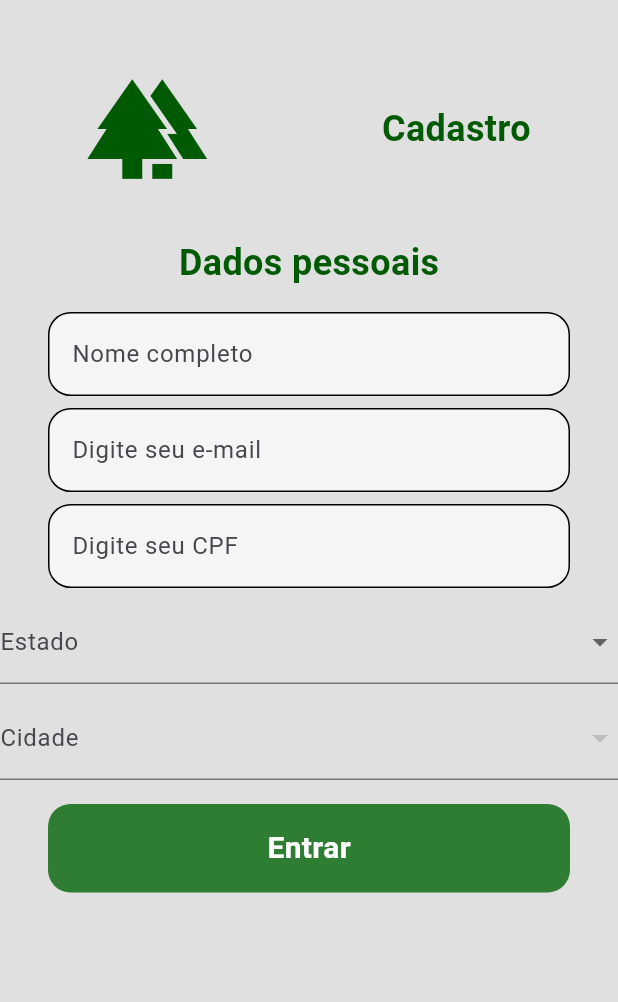
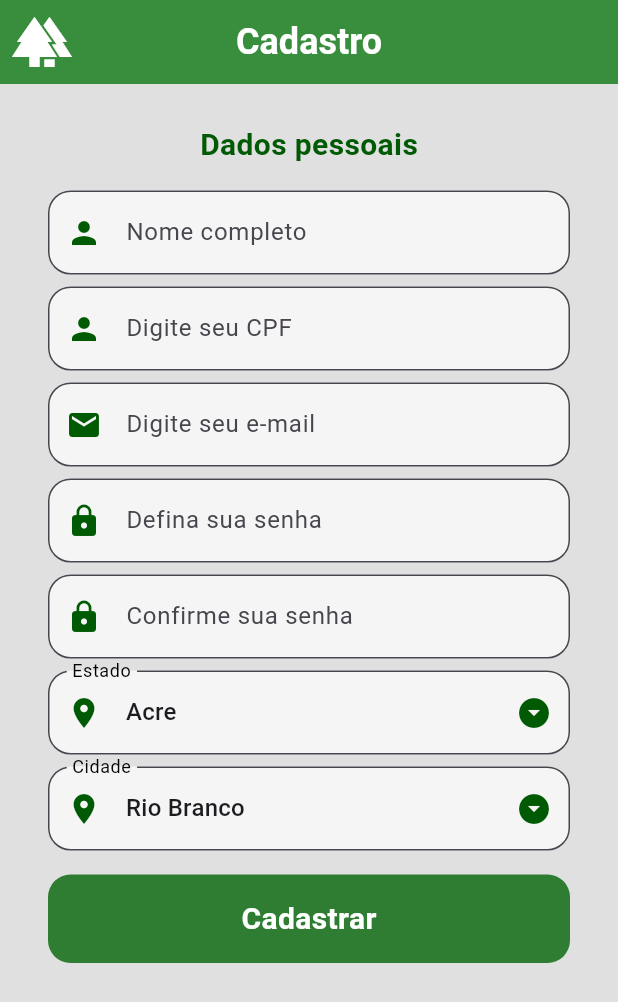
Before and after one commit to amon-mn/foresty, a Flutter app: the RegisterScreen screen opened directly, on a phone screen of 412 x 824 dp. Shown: the top 1002 px of the screen. Run offline on Flutter 3.47's test engine with Material 2 defaults, Android fonts, the phone set to English and light mode, and no system bars; our stand-ins replace cloud_firestore, firebase_auth, firebase_core, google_sign_in; accounts and stored records are empty; network calls fail.

Commit message:
Finishing Register and Login Screens

```diff
--- a/lib/authentication/screens/login_page.dart
+++ b/lib/authentication/screens/login_page.dart
@@ -20,24 +20,18 @@ class _LoginPageState extends State<LoginPage> {
 
 // sign google user in method
   signInWithGoogle() async {
-
     GoogleSignInAccount? googleUser = await GoogleSignIn().signIn();
 
     GoogleSignInAuthentication? googleAuth = await googleUser?.authentication;
 
     AuthCredential credential = GoogleAuthProvider.credential(
-    accessToken: googleAuth?.accessToken,
-    idToken: googleAuth?.idToken
-  );
+        accessToken: googleAuth?.accessToken, idToken: googleAuth?.idToken);
 
-  UserCredential user = await FirebaseAuth.instance.signInWithCredential(credential);
-
+    UserCredential user =
+        await FirebaseAuth.instance.signInWithCredential(credential);
   }
 
 // sign facebook user in method
-
-
-
 
 // sign user in method
   void signUserIn() async {
@@ -65,7 +59,6 @@ void signUserIn() async {
         // Login bem-sucedido, então remova o dialog do loading circle
         Navigator.pop(context);
       }
-
     } on FirebaseAuthException catch (e) {
       if (mounted) {
         // Se ocorrer um erro durante o login, também é importante remover o dialog do loading circle.
@@ -81,17 +74,16 @@ void signUserIn() async {
   }
 
   // wrong email message popup
-  void wrongEmailPasswordMessage(){
+  void wrongEmailPasswordMessage() {
     showDialog(
       context: context,
-      builder: (context){
+      builder: (context) {
         return const AlertDialog(
           title: Text('Email ou senha incorretos.'),
         );
       },
     );
   }
-
 
   @override
   Widget build(BuildContext context) {
@@ -107,11 +99,11 @@ void signUserIn() async {
                 // logo
                 const Icon(
                   Icons.forest,
-                  size: 146,
+                  size: 128,
                   color: Color.fromARGB(255, 0, 90, 3),
                 ),
 
-                const SizedBox(height: 84),
+                const SizedBox(height: 76),
 
                 // welcome
                 const Text(
@@ -127,6 +119,7 @@ void signUserIn() async {
 
                 // username textfield
                 MyTextField(
+                  prefixIcon: Icons.email,
                   controller: usernameController,
                   hintText: 'Digite seu email',
                   obscureText: false,
@@ -136,6 +129,7 @@ void signUserIn() async {
 
                 // password textfield
                 MyTextField(
+                  prefixIcon: Icons.lock,
                   controller: passwordController,
                   hintText: 'Digite sua senha',
                   obscureText: true,
--- a/lib/authentication/screens/register_page.dart
+++ b/lib/authentication/screens/register_page.dart
@@ -1,9 +1,11 @@
 import 'package:flutter/material.dart';
 import 'package:firebase_auth/firebase_auth.dart';
+import 'package:foresty/components/my_dropdown.dart';
 import '../../components/my_button.dart';
 import '../../components/my_textfild.dart';
 import '../../components/show_snackbar.dart';
 import '../services/auth_service.dart';
+import 'package:flutter/services.dart';
 
 class RegisterScreen extends StatefulWidget {
   RegisterScreen({Key? key}) : super(key: key);
@@ -22,45 +24,50 @@ class _RegisterScreenState extends State<RegisterScreen> {
 
   // variables
   List<String> statesList = [
-    "Acre",
-    "Alagoas",
-    "Amapá",
-    "Amazonas",
-    "Bahia",
-    "Ceará",
-    "Distrito Federal",
-    "Espírito Santo",
-    "Goiás",
-    "Maranhão",
-    "Mato Grosso",
-    "Mato Grosso do Sul",
-    "Minas Gerais",
-    "Pará",
-    "Paraíba",
-    "Paraná",
-    "Pernambuco",
-    "Piauí",
-    "Rio de Janeiro",
-    "Rio Grande do Norte",
-    "Rio Grande do Sul",
-    "Rondônia",
-    "Roraima",
-    "Santa Catarina",
-    "São Paulo",
-    "Sergipe",
-    "Tocantins",
+    'Acre',
+    'Alagoas',
+    'Amapá',
+    'Amazonas',
+    'Bahia',
+    'Ceará',
+    'Distrito Federal',
+    'Espírito Santo',
+    'Goiás',
+    'Maranhão',
+    'Mato Grosso',
+    'Mato Grosso do Sul',
+    'Minas Gerais',
+    'Pará',
+    'Paraíba',
+    'Paraná',
+    'Pernambuco',
+    'Piauí',
+    'Rio de Janeiro',
+    'Rio Grande do Norte',
+    'Rio Grande do Sul',
+    'Rondônia',
+    'Roraima',
+    'Santa Catarina',
+    'São Paulo',
+    'Sergipe',
+    'Tocantins',
   ];
 
   Map<String, List<String>> citiesByState = {
-    'São Paulo': [
-      'São Paulo',
-      'Campinas',
-      // Adicione mais cidades de São Paulo conforme necessário
+    'Acre': [
+      'Rio Branco',
+      'Cruzeiro do Sul',
+      // Add more cities of Acre if needed
     ],
-    'Rio de Janeiro': [
-      'Rio de Janeiro',
-      'Niterói',
-      // Adicione mais cidades do Rio de Janeiro conforme necessário
+    'Alagoas': [
+      'Maceió',
+      'Arapiraca',
+      // Add more cities of Alagoas if needed
+    ],
+    'Amapá': [
+      'Macapá',
+      'Santana',
+      // Add more cities of Amapá if needed
     ],
     'Amazonas': [
       'Alvarães',
@@ -120,10 +127,139 @@ class _RegisterScreenState extends State<RegisterScreen> {
       'Urucará',
       'Urucurituba',
     ],
+    'Bahia': [
+      'Salvador',
+      'Feira de Santana',
+      // Add more cities of Bahia if needed
+    ],
+    'Ceará': [
+      'Fortaleza',
+      'Caucaia',
+      // Add more cities of Ceará if needed
+    ],
+    'Distrito Federal': [
+      'Brasília',
+      'Planaltina',
+      // Add more cities of Distrito Federal if needed
+    ],
+    'Espírito Santo': [
+      'Vitória',
+      'Vila Velha',
+      // Add more cities of Espírito Santo if needed
+    ],
+    'Goiás': [
+      'Goiânia',
+      'Aparecida de Goiânia',
+      // Add more cities of Goiás if needed
+    ],
+    'Maranhão': [
+      'São Luís',
+      'Imperatriz',
+      // Add more cities of Maranhão if needed
+    ],
+    'Mato Grosso': [
+      'Cuiabá',
+      'Várzea Grande',
+      // Add more cities of Mato Grosso if needed
+    ],
+    'Mato Grosso do Sul': [
+      'Campo Grande',
+      'Dourados',
+      // Add more cities of Mato Grosso do Sul if needed
+    ],
+    'Minas Gerais': [
+      'Belo Horizonte',
+      'Uberlândia',
+      // Add more cities of Minas Gerais if needed
+    ],
+    'Pará': [
+      'Belém',
+      'Ananindeua',
+      // Add more cities of Pará if needed
+    ],
+    'Paraíba': [
+      'João Pessoa',
+      'Campina Grande',
+      // Add more cities of Paraíba if needed
+    ],
+    'Paraná': [
+      'Curitiba',
+      'Londrina',
+      // Add more cities of Paraná if needed
+    ],
+    'Pernambuco': [
+      'Recife',
+      'Jaboatão dos Guararapes',
+      // Add more cities of Pernambuco if needed
+    ],
+    'Piauí': [
+      'Teresina',
+      'Parnaíba',
+      // Add more cities of Piauí if needed
+    ],
+    'Rio de Janeiro': [
+      'Rio de Janeiro',
+      'Niterói',
+      // Add more cities of Rio de Janeiro if needed
+    ],
+    'Rio Grande do Norte': [
+      'Natal',
+      'Mossoró',
+      // Add more cities of Rio Grande do Norte if needed
+    ],
+    'Rio Grande do Sul': [
+      'Porto Alegre',
+      'Caxias do Sul',
+      // Add more cities of Rio Grande do Sul if needed
+    ],
+    'Rondônia': [
+      'Porto Velho',
+      'Ji-Paraná',
+      // Add more cities of Rondônia if needed
+    ],
+    'Roraima': [
+      'Boa Vista',
+      'Caracaraí',
+      // Add more cities of Roraima if needed
+    ],
+    'Santa Catarina': [
+      'Florianópolis',
+      'Joinville',
+      // Add more cities of Santa Catarina if needed
+    ],
+    'São Paulo': [
+      'São Paulo',
+      'Campinas',
+      // Add more cities of São Paulo if needed
+    ],
+    'Sergipe': [
+      'Aracaju',
+      'Nossa Senhora do Socorro',
+      // Add more cities of Sergipe if needed
+    ],
+    'Tocantins': [
+      'Palmas',
+      'Araguaína',
+      // Add more cities of Tocantins if needed
+    ],
   };
 
   String _selectedState = '';
   String _selectedCity = '';
+
+  @override
+  void initState() {
+    super.initState();
+
+    // Define os valores iniciais para _selectedState e _selectedCity
+    if (statesList.isNotEmpty) {
+      _selectedState = statesList.first;
+      if (citiesByState.containsKey(_selectedState) &&
+          citiesByState[_selectedState]!.isNotEmpty) {
+        _selectedCity = citiesByState[_selectedState]!.first;
+      }
+    }
+  }
 
   final _formKey = GlobalKey<FormState>();
 
@@ -133,39 +269,40 @@ class _RegisterScreenState extends State<RegisterScreen> {
   Widget build(BuildContext context) {
     return Scaffold(
       backgroundColor: Colors.grey[300],
+      appBar: AppBar(
+        systemOverlayStyle: SystemUiOverlayStyle(
+          statusBarColor: Colors
+              .black87, // Define a cor de plano de fundo da barra de status
+          statusBarIconBrightness: Brightness.light,
+        ),
+        backgroundColor: Colors.green[700],
+        elevation: 0,
+        centerTitle: true,
+        leading: Icon(
+          Icons.forest,
+          size: 40,
+          color: Colors.white,
+        ),
+        title: Text(
+          'Cadastro',
+          style: TextStyle(
+            color: Colors.white,
+            fontSize: 24,
+            fontWeight: FontWeight.bold,
+          ),
+        ),
+      ),
       body: SingleChildScrollView(
         child: SafeArea(
           child: Center(
             child: Column(
               children: [
-                const SizedBox(height: 46),
-                const Row(
-                  mainAxisAlignment: MainAxisAlignment.spaceAround,
-                  crossAxisAlignment: CrossAxisAlignment.center,
-                  children: [
-                    // logo
-                    Icon(
-                      Icons.forest,
-                      size: 80,
-                      color: Color.fromARGB(255, 0, 90, 3),
-                    ),
-                    // welcome
-                    Text(
-                      'Cadastro',
-                      style: TextStyle(
-                        color: Color.fromARGB(255, 0, 90, 3),
-                        fontSize: 24,
-                        fontWeight: FontWeight.bold,
-                      ),
-                    ),
-                  ],
-                ),
-                const SizedBox(height: 32),
+                const SizedBox(height: 26),
                 const Text(
                   'Dados pessoais',
                   style: TextStyle(
                     color: Color.fromARGB(255, 0, 90, 3),
-                    fontSize: 24,
+                    fontSize: 20,
                     fontWeight: FontWeight.bold,
                   ),
                 ),
@@ -175,12 +312,31 @@ class _RegisterScreenState extends State<RegisterScreen> {
                     children: [
                       const SizedBox(height: 16),
                       MyTextField(
+                        prefixIcon: Icons.person,
                         controller: _nameController,
                         hintText: 'Nome completo',
                         obscureText: false,
+                        validator: (value) {
+                          if (value == null || value.isEmpty) {
+                            return "O nome deve ser preenchido";
+                          } else {
+                            null;
+                          }
+                        },
                       ),
                       const SizedBox(height: 8),
                       MyTextField(
+                        prefixIcon: Icons.person,
+                        controller: _cpfController,
+                        hintText: 'Digite seu CPF',
+                        obscureText: false,
+                        validator: (value) {
+                          // ... (código de validação do CPF aqui)
+                        },
+                      ),
+                      const SizedBox(height: 8),
+                      MyTextField(
+                        prefixIcon: Icons.email,
                         controller: _emailController,
                         hintText: 'Digite seu e-mail',
                         obscureText: false,
@@ -198,57 +354,55 @@ class _RegisterScreenState extends State<RegisterScreen> {
                       ),
                       const SizedBox(height: 8),
                       MyTextField(
-                        controller: _cpfController,
-                        hintText: 'Digite seu CPF',
+                        prefixIcon: Icons.lock,
+                        controller: _passwordController,
+                        hintText: 'Defina sua senha',
                         obscureText: true,
                         validator: (value) {
                           // ... (código de validação do CPF aqui)
                         },
                       ),
                       const SizedBox(height: 8),
-                      DropdownButtonFormField<String>(
-                        value: _selectedState,
-                        items: statesList.map((estado) {
-                          return DropdownMenuItem<String>(
-                            value: estado,
-                            child: Text(estado),
-                          );
-                        }).toList(),
+                      MyTextField(
+                        prefixIcon: Icons.lock,
+                        controller: _confirmationController,
+                        hintText: 'Confirme sua senha',
+                        obscureText: true,
+                        validator: (value) {
+                          // ... (código de validação do CPF aqui)
+                        },
+                      ),
+                      const SizedBox(height: 8),
+                      MyDropdownFormField(
+                        selectedValue: _selectedState,
+                        itemsList: statesList,
                         onChanged: (value) {
                           setState(() {
                             _selectedState = value!;
-                            // Ao selecionar um estado, resetar a cidade selecionada
                             _selectedCity = '';
                           });
                         },
-                        decoration: const InputDecoration(
-                          labelText: 'Estado',
-                        ),
+                        labelText: 'Estado',
+                        prefixIcon: Icons.location_on,
                       ),
                       const SizedBox(height: 8),
-                      DropdownButtonFormField<String>(
-                        value: _selectedCity,
-                        items: _selectedState.isEmpty
+                      MyDropdownFormField(
+                        selectedValue: _selectedCity,
+                        itemsList: _selectedState.isEmpty
                             ? null
-                            : citiesByState[_selectedState]?.map((cidade) {
-                                return DropdownMenuItem<String>(
-                                  value: cidade,
-                                  child: Text(cidade),
-                                );
-                              }).toList(),
+                            : citiesByState[_selectedState]?.toList() ?? [],
                         onChanged: (value) {
                           setState(() {
                             _selectedCity = value!;
                           });
                         },
-                        decoration: const InputDecoration(
-                          labelText: 'Cidade',
-                        ),
+                        labelText: 'Cidade',
+                        prefixIcon: Icons.location_on,
                       ),
                       const SizedBox(height: 16),
                       MyButton(
                         onTap: sendRegisterUser,
-                        text_button: 'Entrar',
+                        text_button: 'Cadastrar',
                       ),
                     ],
                   ),
--- a/lib/components/my_dropdown.dart
+++ b/lib/components/my_dropdown.dart
@@ -0,0 +1,68 @@
+import 'package:flutter/material.dart';
+
+class MyDropdownFormField extends StatelessWidget {
+  final String selectedValue;
+  final List<String>? itemsList;
+  final String labelText;
+  final IconData? prefixIcon;
+  final Function(String?)? onChanged;
+
+  MyDropdownFormField({
+    required this.selectedValue,
+    this.itemsList,
+    required this.onChanged,
+    required this.labelText,
+    this.prefixIcon,
+  });
+
+  @override
+  Widget build(BuildContext context) {
+    return Padding(
+      padding: EdgeInsets.symmetric(horizontal: 32.0),
+      child: DropdownButtonFormField<String>(
+        value: selectedValue,
+        items: itemsList?.map((item) {
+          return DropdownMenuItem<String>(
+            value: item,
+            child: Text(item),
+          );
+        }).toList(),
+        onChanged: onChanged,
+        icon: const Icon(
+          Icons.arrow_drop_down_circle,
+          color: Color.fromARGB(255, 0, 90, 3),
+        ),
+        dropdownColor: Colors.grey[100],
+        decoration: InputDecoration(
+          prefixIcon: Icon(
+            prefixIcon,
+            color: Color.fromARGB(255, 0, 90, 3),
+          ),
+          border: OutlineInputBorder(
+            borderSide: const BorderSide(color: Colors.black),
+            borderRadius: BorderRadius.circular(15.0),
+          ),
+          focusedBorder: OutlineInputBorder(
+            borderSide: const BorderSide(color: Color.fromARGB(255, 0, 103, 3)),
+            borderRadius: BorderRadius.circular(15.0),
+          ),
+          fillColor: Colors.grey.shade100,
+          filled: true,
+          labelText: labelText,
+          labelStyle: TextStyle(
+            color: Colors
+                .black, // Cor do texto do rótulo quando não estiver selecionado
+          ),
+          focusedErrorBorder: OutlineInputBorder(
+            borderSide: const BorderSide(color: Colors.red),
+            borderRadius: BorderRadius.circular(15.0),
+          ),
+          errorBorder: OutlineInputBorder(
+            borderSide: const BorderSide(color: Colors.red),
+            borderRadius: BorderRadius.circular(15.0),
+          ),
+        ),
+      ),
+    );
+  }
+}
--- a/lib/components/my_textfild.dart
+++ b/lib/components/my_textfild.dart
@@ -4,6 +4,7 @@ class MyTextField extends StatelessWidget {
   final TextEditingController controller;
   final String hintText;
   final bool obscureText;
+  final IconData? prefixIcon;
   final String? Function(String?)? validator;
 
   const MyTextField({
@@ -11,6 +12,7 @@ class MyTextField extends StatelessWidget {
     required this.controller,
     required this.hintText,
     required this.obscureText,
+    this.prefixIcon,
     this.validator,
   }) : super(key: key);
 
@@ -22,12 +24,24 @@ class MyTextField extends StatelessWidget {
         controller: controller,
         obscureText: obscureText,
         decoration: InputDecoration(
-          enabledBorder: OutlineInputBorder(
+          prefixIcon: Icon(
+            prefixIcon,
+            color: Color.fromARGB(255, 0, 90, 3),
+          ),
+          border: OutlineInputBorder(
             borderSide: const BorderSide(color: Colors.black),
             borderRadius: BorderRadius.circular(15.0),
           ),
           focusedBorder: OutlineInputBorder(
             borderSide: const BorderSide(color: Color.fromARGB(255, 0, 103, 3)),
+            borderRadius: BorderRadius.circular(15.0),
+          ),
+          focusedErrorBorder: OutlineInputBorder(
+            borderSide: const BorderSide(color: Colors.red),
+            borderRadius: BorderRadius.circular(15.0),
+          ),
+          errorBorder: OutlineInputBorder(
+            borderSide: const BorderSide(color: Colors.red),
             borderRadius: BorderRadius.circular(15.0),
           ),
           fillColor: Colors.grey.shade100,
--- a/lib/main.dart
+++ b/lib/main.dart
@@ -24,7 +24,7 @@ class MyApp extends StatelessWidget {
         colorScheme: ColorScheme.fromSeed(seedColor: Colors.deepPurple),
         useMaterial3: true,
       ),
-      home: RegisterScreen(),
+      home: LoginPage(),
     );
   }
 }
```
Also changed, not shown: 1 other file. Lines whose indentation alone changed are shown as unchanged.
